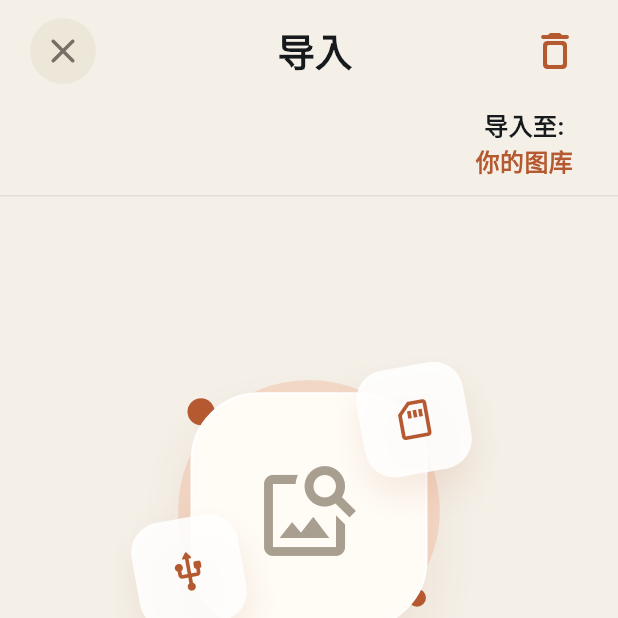
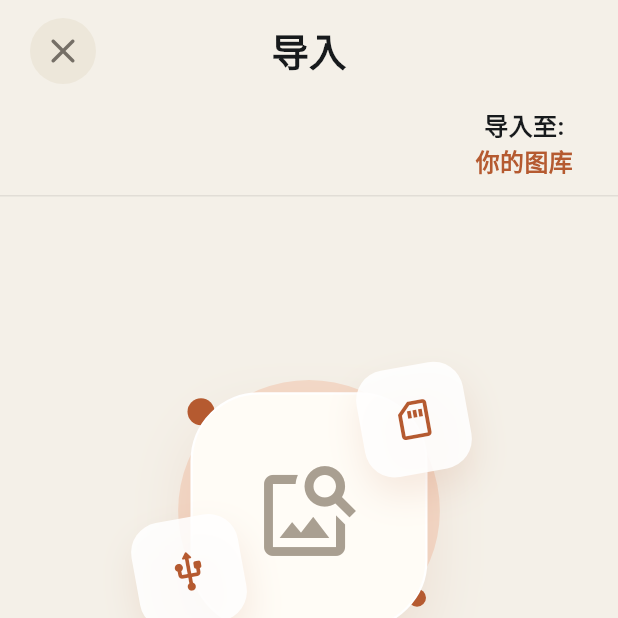
Before and after one commit to OneMoreJack/PhotoTend, a Flutter app: the screen it shows after launch, item 2 of the bottom bar chosen, on a phone screen of 412 x 824 dp, the top half of it. Run offline on Flutter 3.47's test engine with Material 3 defaults, Android fonts, the phone set to English and light mode, and no system bars; our stand-ins replace video_player; missing offline and left inert: file_selector; Roboto replaces fonts that are missing (SF Pro Text).

Commit message:
Simplify import deletion flow

```diff
--- a/lib/features/import/import_page.dart
+++ b/lib/features/import/import_page.dart
@@ -6,10 +6,7 @@ import 'package:flutter/services.dart';
 import 'package:rephoto/data/mobile/external_import_repository.dart';
 import 'package:rephoto/data/mobile/mobile_media_repository.dart';
 import 'package:rephoto/domain/models/media_item.dart';
-import 'package:rephoto/domain/services/permanent_delete_service.dart';
-import 'package:rephoto/features/home/home_controller.dart';
 import 'package:rephoto/features/import/import_controller.dart';
-import 'package:rephoto/features/trash/trash_page.dart';
 import 'package:rephoto/theme/huashu_theme.dart';
 
 const _importBlue = HuashuColors.accent;
@@ -31,18 +28,10 @@ String _formatBytes(int bytes) {
 }
 
 class ImportPage extends StatefulWidget {
-  const ImportPage({
-    super.key,
-    ImportController? controller,
-    HomeController? homeController,
-    PermanentDeleteService? deleteService,
-  }) : _controller = controller,
-       _homeController = homeController,
-       _deleteService = deleteService;
+  const ImportPage({super.key, ImportController? controller})
+    : _controller = controller;
 
   final ImportController? _controller;
-  final HomeController? _homeController;
-  final PermanentDeleteService? _deleteService;
 
   @override
   State<ImportPage> createState() => _ImportPageState();
@@ -112,13 +101,9 @@ class _ImportPageState extends State<ImportPage> {
               selectedCount: _controller.selectedCount,
               selectedSizeBytes: _controller.selectedSizeBytes,
               albumName: _selectedAlbumName,
-              trashCount:
-                  _controller.trashCount +
-                  (widget._homeController?.trashCount ?? 0),
               isImporting: _controller.isImporting,
               onBack: () => Navigator.of(context).maybePop(),
               onAlbumTap: _showAlbumPicker,
-              onTrashTap: _openAppTrash,
             ),
             Expanded(child: _buildBody(items)),
             if (items.isNotEmpty)
@@ -132,7 +117,7 @@ class _ImportPageState extends State<ImportPage> {
                 onRefresh: _controller.refresh,
                 onMoveToTrash: _controller.selectedCount == 0
                     ? null
-                    : _controller.moveSelectedToTrash,
+                    : _controller.deleteSelectedItems,
                 onImport: () => unawaited(
                   _controller.importPendingOrSelected(
                     albumName: _selectedAlbumName,
@@ -355,64 +340,6 @@ class _ImportPageState extends State<ImportPage> {
     ).whenComplete(controller.dispose);
   }
 
-  Future<void> _openAppTrash() async {
-    if (_controller.trashCount > 0) {
-      await _openImportTrash();
-      return;
-    }
-    final homeController = widget._homeController;
-    if (homeController == null) {
-      return;
-    }
-    final result = await Navigator.of(context).push<TrashPageResult>(
-      MaterialPageRoute(
-        builder: (_) => TrashPage(
-          initialIds: homeController.orderedTrashIds,
-          initialMediaItems: homeController.mediaItemsByIds(
-            homeController.trashIds,
-          ),
-          deleteService: widget._deleteService,
-        ),
-      ),
-    );
-    if (!mounted || result == null) return;
-    homeController.recordPermanentDeletionStats(result.permanentlyDeletedIds);
-    homeController.updateTrash(result.trashIds);
-    homeController.removeMediaItems(result.permanentlyDeletedIds);
-    setState(() {});
-  }
-
-  Future<void> _openImportTrash() async {
-    final initialIds = _controller.trashedItems
-        .map((item) => item.id)
-        .toList(growable: false);
-    final result = await Navigator.of(context).push<TrashPageResult>(
-      MaterialPageRoute(
-        builder: (_) => TrashPage(
-          initialIds: initialIds,
-          initialMediaItems: [
-            for (final item in _controller.trashedItems)
-              MediaItem(
-                id: item.id,
-                type: item.type,
-                createdAt: item.createdAt,
-                pathOrUri: item.pathOrUri,
-                sizeBytes: item.sizeBytes,
-              ),
-          ],
-        ),
-      ),
-    );
-    if (!mounted || result == null) return;
-    final restoredIds = initialIds.toSet().difference(result.trashIds);
-    final deletedIds = result.permanentlyDeletedIds;
-    for (final id in restoredIds.difference(deletedIds)) {
-      _controller.restoreFromTrash(id);
-    }
-    _controller.removeFromTrash(deletedIds);
-    setState(() {});
-  }
-
   List<_ImportDayGroup> _groupByDay(List<ExternalImportItem> items) {
     final buckets = <String, List<ExternalImportItem>>{};
     for (final item in items) {
@@ -519,11 +446,9 @@ class _ImportHeader extends StatelessWidget {
     required this.selectedCount,
     required this.selectedSizeBytes,
     required this.albumName,
-    required this.trashCount,
     required this.isImporting,
     required this.onBack,
     required this.onAlbumTap,
-    required this.onTrashTap,
   });
 
   final int itemCount;
@@ -531,11 +456,9 @@ class _ImportHeader extends StatelessWidget {
   final int selectedCount;
   final int selectedSizeBytes;
   final String albumName;
-  final int trashCount;
   final bool isImporting;
   final VoidCallback onBack;
   final VoidCallback onAlbumTap;
-  final VoidCallback onTrashTap;
 
   @override
   Widget build(BuildContext context) {
@@ -591,43 +514,7 @@ class _ImportHeader extends StatelessWidget {
                     ),
                   ),
                 ),
-                Stack(
-                  clipBehavior: Clip.none,
-                  children: [
-                    IconButton(
-                      tooltip: '导入回收站',
-                      onPressed: onTrashTap,
-                      icon: const Icon(Icons.delete_outline_rounded),
-                      iconSize: 32,
-                      color: _importBlue,
-                    ),
-                    if (trashCount > 0)
-                      Positioned(
-                        right: 3,
-                        top: 3,
-                        child: Container(
-                          padding: const EdgeInsets.symmetric(
-                            horizontal: 5,
-                            vertical: 1,
-                          ),
-                          decoration: const BoxDecoration(
-                            color: HuashuColors.danger,
-                            borderRadius: BorderRadius.all(
-                              Radius.circular(999),
-                            ),
-                          ),
-                          child: Text(
-                            '$trashCount',
-                            style: const TextStyle(
-                              color: Colors.white,
-                              fontSize: 10,
-                              fontWeight: FontWeight.w800,
-                            ),
-                          ),
-                        ),
-                      ),
-                  ],
-                ),
+                const SizedBox(width: 56),
               ],
             ),
           ),
@@ -1273,12 +1160,12 @@ class _ImportBottomBar extends StatelessWidget {
                 ),
                 const Spacer(),
                 IconButton(
-                  tooltip: '放进回收站',
+                  tooltip: '删除选中',
                   onPressed: isImporting ? null : onMoveToTrash,
                   color: _importBlue,
                   disabledColor: HuashuColors.line,
                   iconSize: 32,
-                  icon: const Icon(Icons.delete_outline_rounded),
+                  icon: const Icon(Icons.delete_forever_outlined),
                 ),
                 const SizedBox(width: 10),
                 FilledButton.icon(
```
Also changed, not shown: lib/features/albums/album_summary_page.dart (+3 -8 lines), lib/features/import/import_controller.dart (+4 -8 lines), 2 other files.
